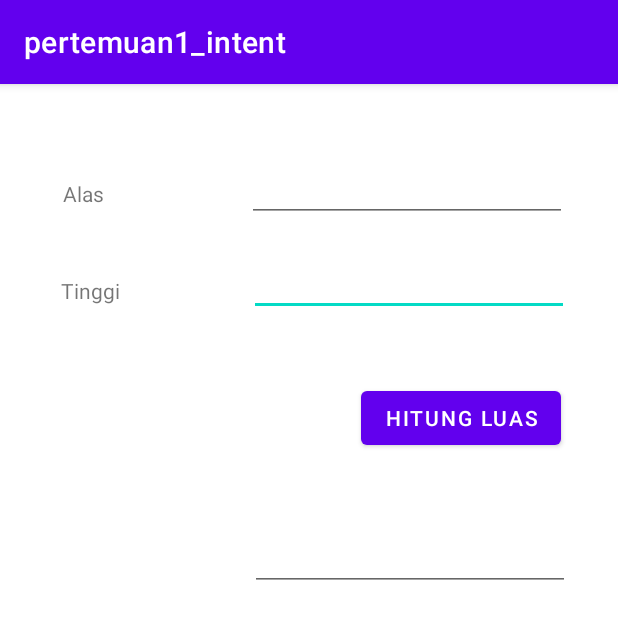
After one commit to bdmdbstr/prak1-1918095-NaraldaVieriA, an Android app: the Segitiga screen opened directly, with no data from a screen before it, on a phone screen of 412 x 824 dp. The commit adds this screen. Shown: the top 619 px of the screen. Run offline under Robolectric (Android 15) with nearby library versions, the phone set to English and light mode, and no system bars.

Commit message:
melakukan perubahan di file prak1-1918095-NaraldaVieriA

```diff
--- a/app/src/main/AndroidManifest.xml
+++ b/app/src/main/AndroidManifest.xml
@@ -9,6 +9,9 @@
         android:roundIcon="@mipmap/ic_launcher_round"
         android:supportsRtl="true"
         android:theme="@style/Theme.Pertemuan1_intent">
+        <activity
+            android:name=".Segitiga"
+            android:exported="true" />
         <activity
             android:name=".Biodata"
             android:exported="true" />
--- a/app/src/main/java/com/example/pertemuan1_intent/MainActivity.java
+++ b/app/src/main/java/com/example/pertemuan1_intent/MainActivity.java
@@ -18,4 +18,8 @@ public class MainActivity extends AppCompatActivity {
         Intent a = new Intent(MainActivity.this, Biodata.class);
         startActivity(a);
     }
+    public void segitiga(View view){
+        Intent b = new Intent(MainActivity.this, Segitiga.class);
+        startActivity(b);
+    }
 }
--- /dev/null
+++ b/app/src/main/java/com/example/pertemuan1_intent/Segitiga.java
@@ -0,0 +1,39 @@
+package com.example.pertemuan1_intent;
+
+import androidx.appcompat.app.AppCompatActivity;
+
+import android.os.Bundle;
+import android.view.View;
+import android.widget.Button;
+import android.widget.EditText;
+import android.widget.TextView;
+
+public class Segitiga extends AppCompatActivity {
+
+    @Override
+    protected void onCreate(Bundle savedInstanceState) {
+        super.onCreate(savedInstanceState);
+        setContentView(R.layout.activity_segitiga);
+
+        final EditText alas = (EditText)findViewById(R.id.input_alas);
+        final EditText tinggi = (EditText)findViewById(R.id.input_tinggi);
+
+        final TextView hasil = (TextView)findViewById(R.id.output_hasil);
+
+        final Button tampil = (Button)findViewById(R.id.btn_hitung);
+
+        tampil.setOnClickListener(new View.OnClickListener(){
+        @Override
+        public void onClick(View v){
+                String isialas = alas.getText().toString();
+                String isitinggi = tinggi.getText().toString();
+                double a = Double.parseDouble(isialas);
+                double t = Double.parseDouble(isitinggi);
+                double hs = LuasSegitiga(a,t);
+                String output = String.valueOf(hs);
+                hasil.setText(output.toString());
+        }
+    });
+    }
+    public double LuasSegitiga(double a, double t){return a*t/2;};
+}
--- a/app/src/main/res/layout/activity_main.xml
+++ b/app/src/main/res/layout/activity_main.xml
@@ -7,6 +7,7 @@
     tools:context=".MainActivity">
 
     <TextView
+        android:id="@+id/textView6"
         android:layout_width="wrap_content"
         android:layout_height="wrap_content"
         android:text="Welcome in my first project"
@@ -29,4 +30,16 @@
         app:layout_constraintTop_toTopOf="parent"
         app:layout_constraintVertical_bias="0.24" />
 
+    <Button
+        android:id="@+id/button2"
+        android:layout_width="wrap_content"
+        android:layout_height="wrap_content"
+        android:text="Segitiga"
+        android:onClick="segitiga"
+        app:layout_constraintBottom_toBottomOf="parent"
+        app:layout_constraintEnd_toEndOf="parent"
+        app:layout_constraintStart_toStartOf="parent"
+        app:layout_constraintTop_toTopOf="parent"
+        app:layout_constraintVertical_bias="0.352" />
+
 </androidx.constraintlayout.widget.ConstraintLayout>
--- /dev/null
+++ b/app/src/main/res/layout/activity_segitiga.xml
@@ -0,0 +1,83 @@
+<?xml version="1.0" encoding="utf-8"?>
+<androidx.constraintlayout.widget.ConstraintLayout xmlns:android="http://schemas.android.com/apk/res/android"
+    xmlns:app="http://schemas.android.com/apk/res-auto"
+    xmlns:tools="http://schemas.android.com/tools"
+    android:layout_width="match_parent"
+    android:layout_height="match_parent"
+    tools:context=".Segitiga">
+
+    <EditText
+        android:id="@+id/input_tinggi"
+        android:layout_width="wrap_content"
+        android:layout_height="wrap_content"
+        android:ems="10"
+        android:inputType="textPersonName"
+        app:layout_constraintBottom_toBottomOf="parent"
+        app:layout_constraintEnd_toEndOf="parent"
+        app:layout_constraintHorizontal_bias="0.835"
+        app:layout_constraintStart_toStartOf="parent"
+        app:layout_constraintTop_toTopOf="parent"
+        app:layout_constraintVertical_bias="0.151" />
+
+    <TextView
+        android:id="@+id/textView9"
+        android:layout_width="wrap_content"
+        android:layout_height="wrap_content"
+        android:text="Tinggi"
+        app:layout_constraintBottom_toBottomOf="parent"
+        app:layout_constraintEnd_toEndOf="parent"
+        app:layout_constraintHorizontal_bias="0.11"
+        app:layout_constraintStart_toStartOf="parent"
+        app:layout_constraintTop_toTopOf="parent"
+        app:layout_constraintVertical_bias="0.171" />
+
+    <TextView
+        android:id="@+id/textView7"
+        android:layout_width="wrap_content"
+        android:layout_height="wrap_content"
+        android:text="Alas"
+        app:layout_constraintBottom_toBottomOf="parent"
+        app:layout_constraintEnd_toEndOf="parent"
+        app:layout_constraintHorizontal_bias="0.11"
+        app:layout_constraintStart_toStartOf="parent"
+        app:layout_constraintTop_toTopOf="parent"
+        app:layout_constraintVertical_bias="0.085" />
+
+    <EditText
+        android:id="@+id/input_alas"
+        android:layout_width="wrap_content"
+        android:layout_height="wrap_content"
+        android:ems="10"
+        android:inputType="textPersonName"
+        app:layout_constraintBottom_toBottomOf="parent"
+        app:layout_constraintEnd_toEndOf="parent"
+        app:layout_constraintHorizontal_bias="0.83"
+        app:layout_constraintStart_toStartOf="parent"
+        app:layout_constraintTop_toTopOf="parent"
+        app:layout_constraintVertical_bias="0.065" />
+
+    <Button
+        android:id="@+id/btn_hitung"
+        android:layout_width="wrap_content"
+        android:layout_height="wrap_content"
+        android:text="Hitung luas"
+        app:layout_constraintBottom_toBottomOf="parent"
+        app:layout_constraintEnd_toEndOf="parent"
+        app:layout_constraintHorizontal_bias="0.864"
+        app:layout_constraintStart_toStartOf="parent"
+        app:layout_constraintTop_toTopOf="parent"
+        app:layout_constraintVertical_bias="0.276" />
+
+    <EditText
+        android:id="@+id/output_hasil"
+        android:layout_width="wrap_content"
+        android:layout_height="wrap_content"
+        android:ems="10"
+        android:inputType="textPersonName"
+        app:layout_constraintBottom_toBottomOf="parent"
+        app:layout_constraintEnd_toEndOf="parent"
+        app:layout_constraintHorizontal_bias="0.84"
+        app:layout_constraintStart_toStartOf="parent"
+        app:layout_constraintTop_toTopOf="parent"
+        app:layout_constraintVertical_bias="0.405" />
+</androidx.constraintlayout.widget.ConstraintLayout>
```
